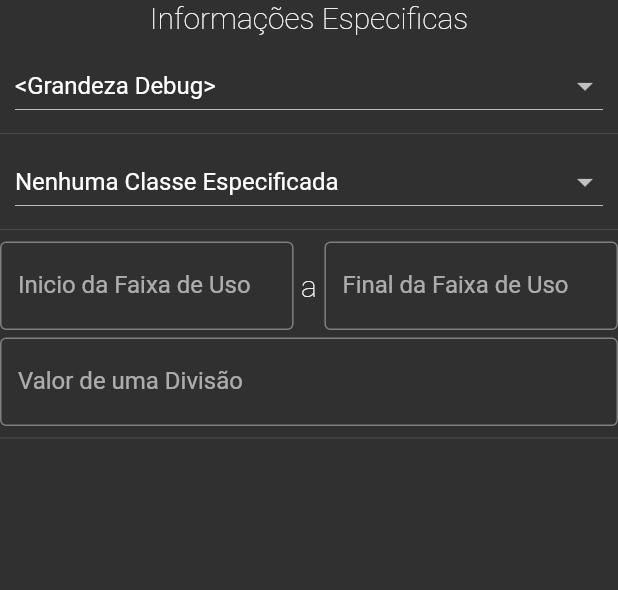
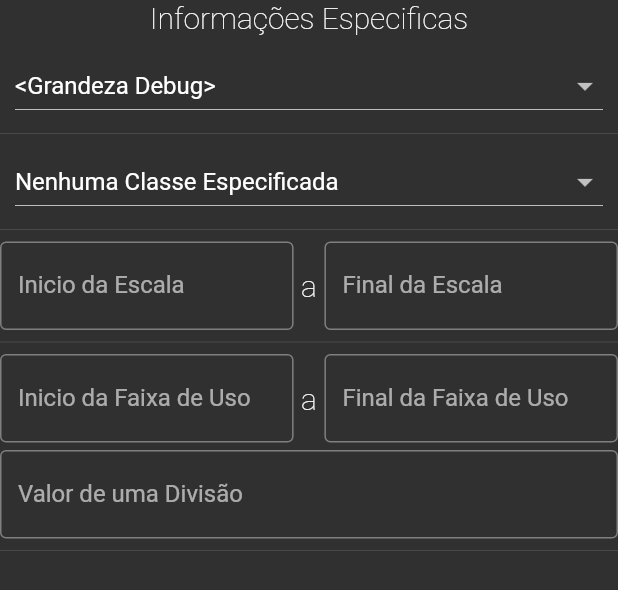
Before and after one commit to dev-whiteflag/preciso-metrologia-mobileapp, a Flutter app: the PrecisoManometroCertInfo widget shown alone on an empty page, opened directly, on a phone screen of 412 x 824 dp. Shown: the top 590 px of the screen. Run offline on Flutter 3.47's test engine with Material 2 defaults, Android fonts, the phone set to English and light mode, and no system bars; our stand-ins replace cloud_firestore, device_info, firebase_auth, firebase_core, shared_preferences; accounts and stored records are empty.

Commit message:
Fixed #19 - missing escala:start:end

```diff
--- a/lib/logic/preciso-send-logic.dart
+++ b/lib/logic/preciso-send-logic.dart
@@ -71,6 +71,8 @@ Map<String, dynamic> dataManometro = {
   'Grandeza':                                          selectedGrandeza,
   'Classe':                                            selectedClasse,
   'Instrumento':                                       selectedInstrumento,
+  'Inicio de Escala':                                  escalaStartFormController.text,
+  'Final de Escala':                                   escalaEndFormController.text,
   'Inicio da Faixa de Uso':                            faixaStartFormController.text,
   'Final da Faixa de Uso':                             faixaEndFormController.text,
   'Valor de uma Divisão':                              divisaoFormController.text,
--- a/lib/offline-database/preciso-modelos/preciso-base/preciso-basico-globals.dart
+++ b/lib/offline-database/preciso-modelos/preciso-base/preciso-basico-globals.dart
@@ -39,6 +39,8 @@ final volumeFormController = TextEditingController();
 final faixaStartFormController = TextEditingController();
 final faixaEndFormController = TextEditingController();
 final divisaoFormController = TextEditingController();
+final escalaStartFormController = TextEditingController();
+final escalaEndFormController = TextEditingController();
 
 // -- Instrumento Ambiente - IN
 final escalaStartTempInFormController = TextEditingController();
--- a/lib/offline-database/preciso-modelos/preciso-manometro/preciso-manometro-cert-info.dart
+++ b/lib/offline-database/preciso-modelos/preciso-manometro/preciso-manometro-cert-info.dart
@@ -122,6 +122,52 @@ class PrecisoManometroCertInfoState extends State<PrecisoManometroCertInfo> {
               children: <Widget>[
                 Expanded(
                     child: TextFormField(
+                  controller: escalaStartFormController,
+                  textCapitalization: TextCapitalization.none,
+                  keyboardType: TextInputType.number,
+                  validator: (value) {
+                    if (value.isEmpty) {
+                      return "Insira o Inicio da Escala";
+                    }
+                  },
+                  decoration: InputDecoration(
+                    labelText: "Inicio da Escala",
+                    suffixText: fetchGrandeza(),
+                    border: OutlineInputBorder(),
+                  ),
+                )),
+                Container(
+                    alignment: Alignment.center,
+                    margin: EdgeInsets.only(left: 5.0, right: 5.0),
+                    child: Text(
+                      'a',
+                      overflow: TextOverflow.clip,
+                      style: TextStyle(
+                          fontWeight: FontWeight.w200, fontSize: 20.0),
+                    )),
+                Expanded(
+                    child: TextFormField(
+                  controller: escalaEndFormController,
+                  textCapitalization: TextCapitalization.none,
+                  keyboardType: TextInputType.number,
+                  validator: (value) {
+                    if (value.isEmpty) {
+                      return "Insira o Final da Escala";
+                    }
+                  },
+                  decoration: InputDecoration(
+                    labelText: "Final da Escala",
+                    suffixText: fetchGrandeza(),
+                    border: OutlineInputBorder(),
+                  ),
+                )),
+              ],
+            ),
+            Divider(),
+            Row(
+              children: <Widget>[
+                Expanded(
+                    child: TextFormField(
                   controller: faixaStartFormController,
                   textCapitalization: TextCapitalization.none,
                   keyboardType: TextInputType.number,
```
